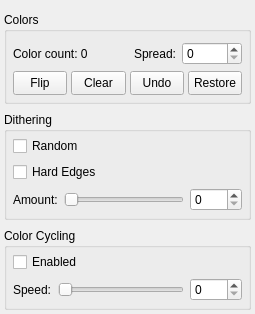
Qt form src/gradienttool.ui (Vesuri/excellence) before a commit.
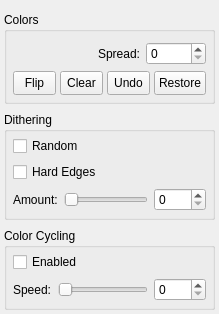
The same form after that commit. Custom widgets are drawn as their Qt base class.

Commit message: Implement gradient marker manipulation and dual-color markers (issues #59, #60)

Patch:
```diff
--- a/src/gradienttool.ui
+++ b/src/gradienttool.ui
@@ -41,13 +41,6 @@
         <property name="spacing">
          <number>6</number>
         </property>
-        <item>
-         <widget class="QLabel" name="colorsLabel">
-          <property name="text">
-           <string>Color count: 0</string>
-          </property>
-         </widget>
-        </item>
         <item>
          <spacer name="hSpacer2">
           <property name="orientation">
```
The commit also changes 6 other files.
